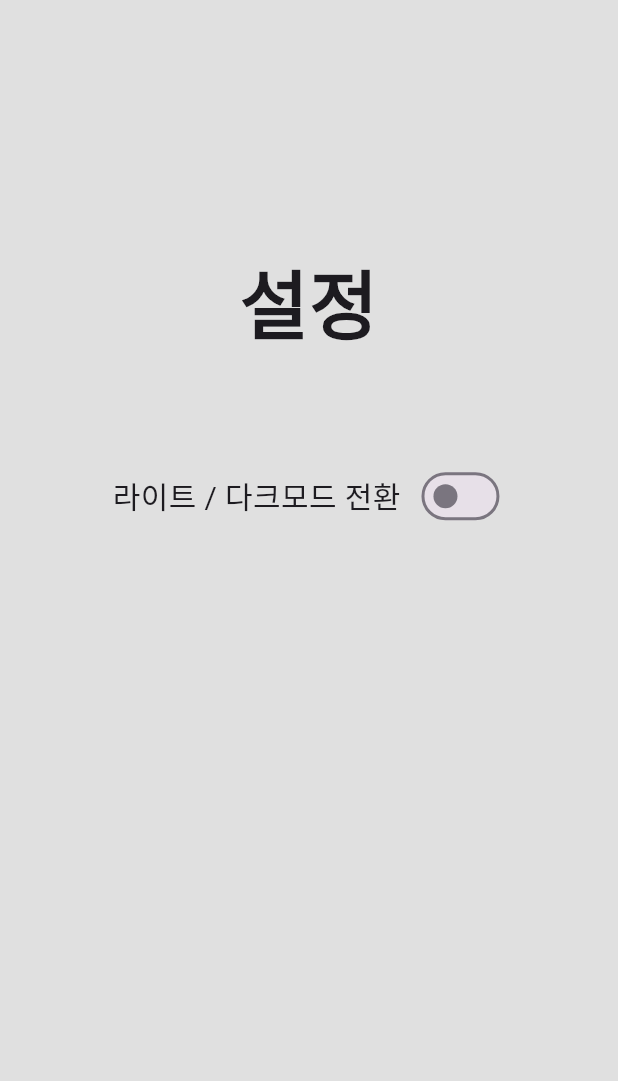
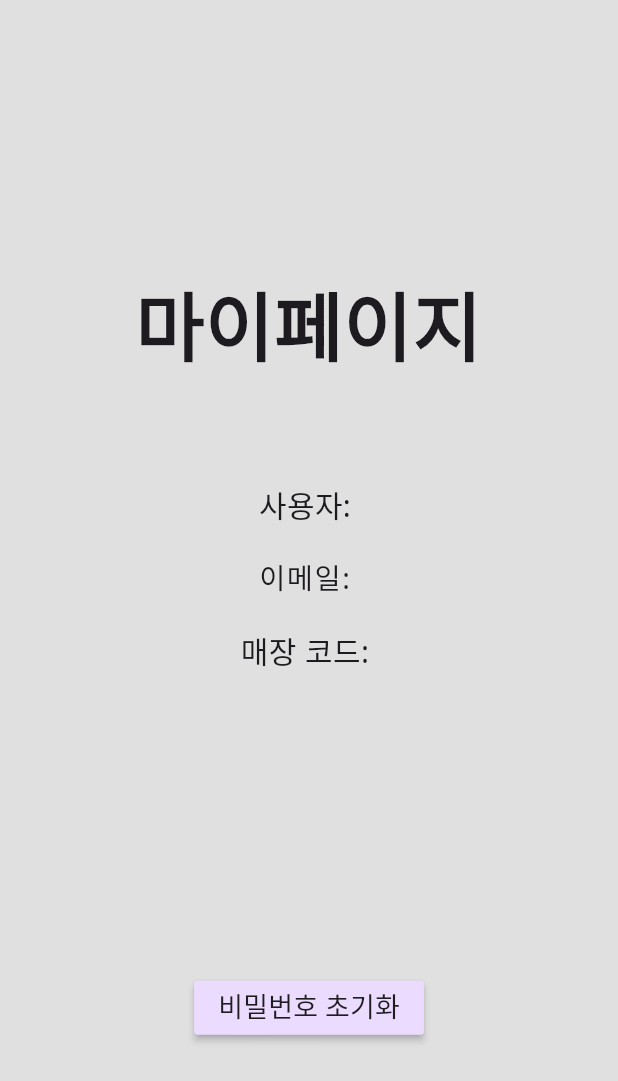
Before and after one commit to Carcassi0/ToyProject_1, a Flutter app: the screen it shows once a user with an empty profile is signed in, in the side drawer, after a tap on "마이페이지", on a phone screen of 412 x 824 dp. Shown: the top 1081 px of the screen. Run offline on Flutter 3.47's test engine with Material 3 defaults, Android fonts, the phone set to English and light mode, and no system bars; our stand-ins replace camera, cloud_firestore, csv, firebase_auth, firebase_core, firebase_storage and 7 more; accounts and stored records are empty; network calls fail; statements that could not run were skipped.

Commit message:
1. csv 파일 업데이트 기능 추가 2. 마이페이지 추가

```diff
--- a/lib/dataUpdate.dart
+++ b/lib/dataUpdate.dart
@@ -4,9 +4,9 @@ import 'package:firebase_storage/firebase_storage.dart';
 import 'package:path_provider/path_provider.dart';
 import 'package:csv/csv.dart';
 
-void downloadCSV() async {
-  // Firebase Storage에서 파일 다운로드
-  // Firebase Storage에서 파일 참조할 때는 폴더명 필요 없음. 원래 폴더가 하나인 구조인데, 콘솔에서 나누어 볼 수 있는 것.
+Future<void> downloadCSV() async {
+  print('CSV 다운로드 중...');
+
   final now = DateTime.now();
 
   final ref = FirebaseStorage.instance.ref().child('${now.year}${now.month.toString().padLeft(2, '0')}${now.day.toString().padLeft(2, '0')}.csv');
@@ -20,4 +20,5 @@ void downloadCSV() async {
   final file = File('${dir.path}/$formattedDate.csv');
   await file.writeAsBytes(bytes as List<int>);
 
+  print('다운로드 완료!');
 }
--- a/lib/homePage.dart
+++ b/lib/homePage.dart
@@ -1,6 +1,8 @@
 import 'dart:core';
 import 'dart:async';
+import 'dart:io';
 import 'dart:math';
+import 'package:doitflutter/myPage.dart';
 import 'package:doitflutter/settingPage.dart';
 import 'package:google_maps_flutter/google_maps_flutter.dart';
 import 'package:intl/intl.dart';
@@ -19,6 +21,9 @@ import 'package:google_fonts/google_fonts.dart';
 
 
 
+
+
+
 class MyHomePage extends StatefulWidget {
   @override
   _MyHomePageState createState() => _MyHomePageState();
@@ -31,14 +36,32 @@ class _MyHomePageState extends State<MyHomePage> {
   final LatLng _center = const LatLng(37.285172, 127.065014);
   late List<StoreInfo> todayStoreInfos = [];
 
+  final dir = getApplicationDocumentsDirectory();
+  final fileformattedDate =
+      '${DateTime.now().year}${DateTime.now().month.toString().padLeft(2, '0')}${DateTime.now().day.toString().padLeft(2, '0')}';
+
   @override
   void initState() {
     super.initState();
     _picker = ImagePicker();
-    _readStoreInfoFromCSV("assets/baseData.csv");
+    initPath();
   }
 
+  void initPath() async {
+    final dir = await getApplicationDocumentsDirectory();
+    final filePath = '${dir.path}/$fileformattedDate.csv';
+    // 파일 존재 여부 확인
+    while (!await File(filePath).exists()) {
+      await Future.delayed(Duration(seconds: 1));
+      print('파일이 존재하지 않습니다. 1초 후 다시 확인합니다.');
+    }
+
+    await _readStoreInfoFromCSV(filePath);
+  }
+
+
   Future<void> _readStoreInfoFromCSV(String filePath) async {
+    print('csv 불러오는 중');
     final csvContent = await rootBundle.loadString(filePath);
     final List<List<dynamic>> csvData = const CsvToListConverter().convert(csvContent);
     final List<List<dynamic>> coordinates = csvData.skip(1).toList();
@@ -71,6 +94,7 @@ class _MyHomePageState extends State<MyHomePage> {
         todayStoreInfos.add(storeInfo);
       }
     }
+    print('csv 불러오기 완료');
 
     setState(() {});
   }
@@ -88,7 +112,7 @@ class _MyHomePageState extends State<MyHomePage> {
     // 시간
     final now = DateTime.now();
     DateTime twoDaysAgo = now.subtract(Duration(days: 2));
-    String formattedDate = DateFormat('yyyy.M.d').format(twoDaysAgo);
+    String sformattedDate = DateFormat('yyyy.M.d').format(twoDaysAgo);
 
     // 기기 대응
     double height, width;
@@ -152,7 +176,7 @@ class _MyHomePageState extends State<MyHomePage> {
                   onTap: () {
                     Navigator.push(
                       context,
-                      MaterialPageRoute(builder: (context) => const settingPage()),
+                      MaterialPageRoute(builder: (context) => const myPage()),
                     );
                   },
                 ),
@@ -273,7 +297,7 @@ class _MyHomePageState extends State<MyHomePage> {
                         mainAxisAlignment: MainAxisAlignment.center,
                         crossAxisAlignment: CrossAxisAlignment.center,
                         children: [
-                          Text('${formattedDate} 기준 신규 폐업 사업장 ', style: GoogleFonts.notoSans(fontSize: 18, color: Colors.white, fontWeight: FontWeight.w500), ),
+                          Text('${sformattedDate} 기준 신규 폐업 사업장 ', style: GoogleFonts.notoSans(fontSize: 18, color: Colors.white, fontWeight: FontWeight.w500), ),
                           Icon(Icons.store_rounded, size: 25,color: Colors.white),
                           Text(': ${todayStoreInfos.length}', style: GoogleFonts.notoSans(fontSize: 23, color: Colors.white, fontWeight: FontWeight.w500), )
                           // 오늘 날짜 기준 이틀 전의 데이터 개수로 대입
--- a/lib/main.dart
+++ b/lib/main.dart
@@ -14,12 +14,30 @@ import 'package:path/path.dart';
 import 'package:provider/provider.dart';
 import 'user/authPage.dart';
 import 'theme/theme.dart';
+import 'package:shared_preferences/shared_preferences.dart';
 
 
 void main() async { // firebase를 통해 접속하려면 async 필요
   WidgetsFlutterBinding.ensureInitialized();
   await Firebase.initializeApp();
-  downloadCSV();
+
+  // 파이어베이스 스토리지에서 csv 파일 다운로드
+  final prefs = await SharedPreferences.getInstance();
+  final lastRun = prefs.getString('lastRun');
+  final today = DateTime.now().toIso8601String().substring(0, 10);
+  await downloadCSV();
+
+  // if (lastRun == null) {
+  //   prefs.setString('lastRun', today);
+  // }
+  // if (lastRun == today) {
+  //   // 09시 30분 이후인지 확인
+  //   final now = DateTime.now();
+  //   if (now.hour >= 9 && now.minute >= 30) {
+  //     await downloadCSV();
+  //     prefs.setString('lastRun', today);
+  //   }
+  // }
 
   runApp(
     ChangeNotifierProvider(
--- a/lib/map/googleMaps.dart
+++ b/lib/map/googleMaps.dart
@@ -1,6 +1,7 @@
 
 import 'dart:async';
 import 'package:doitflutter/menuPopOver.dart';
+import 'package:path_provider/path_provider.dart';
 import 'package:provider/provider.dart';
 import 'package:flutter/material.dart';
 import 'package:flutter/rendering.dart';
@@ -34,6 +35,9 @@ class _GoogleMapsState extends State<GoogleMaps> {
   final now = DateTime.now();
   double _currentZoom = 13.0;
   String? _darkMapStyle;
+  final dir = getApplicationDocumentsDirectory();
+  final fileformattedDate =
+      '${DateTime.now().year}${DateTime.now().month.toString().padLeft(2, '0')}${DateTime.now().day.toString().padLeft(2, '0')}';
 
 
   Set<Marker> _buildMarkers() {
@@ -97,7 +101,8 @@ class _GoogleMapsState extends State<GoogleMaps> {
 
   Future<void> _loadMarkersFromCSV() async {
     try {
-      final csvFilePath = "assets/baseData.csv";
+      final dir = await getApplicationDocumentsDirectory();
+      final csvFilePath = "${dir.path}/$fileformattedDate.csv";
       final coordinates = await readCoordinatesFromCSV(csvFilePath);
       print("Parsed coordinates from CSV: $coordinates"); // 데이터 파싱 확인을 위한 출력
       setState(() {
--- a/lib/map/mapScreen.dart
+++ b/lib/map/mapScreen.dart
@@ -15,6 +15,7 @@ import 'package:camera/camera.dart';
 import 'package:doitflutter/camera.dart';
 import 'package:path/path.dart' show join;
 import 'package:intl/intl.dart';
+import 'dart:io';
 
 class MyMapScreen extends StatefulWidget {
   const MyMapScreen({Key? key});
@@ -27,6 +28,9 @@ class _MyMapScreenState extends State<MyMapScreen> {
   String? get docId => '02cA590Y5VJmUMNhHHuj';
 
   late List<StoreInfo> storeInfos = [];
+  final dir = getApplicationDocumentsDirectory();
+  final fileformattedDate =
+      '${DateTime.now().year}${DateTime.now().month.toString().padLeft(2, '0')}${DateTime.now().day.toString().padLeft(2, '0')}';
 
   Future<List<List<dynamic>>> readCoordinatesFromCSV(String filePath) async {
     final csvContent = await rootBundle.loadString(filePath);
@@ -41,6 +45,8 @@ class _MyMapScreenState extends State<MyMapScreen> {
   late Future<void> _initializeControllerFuture;
   late ImagePicker _picker;
   XFile? _image;
+  late String _filePath = '';
+
 
 
   @override
@@ -48,8 +54,22 @@ class _MyMapScreenState extends State<MyMapScreen> {
     super.initState();
     _initializeCamera();
     _picker = ImagePicker();
-    _readStoreInfoFromCSV("assets/baseData.csv");
+    initPath();
   }
+
+  void initPath() async {
+    final dir = await getApplicationDocumentsDirectory();
+    _filePath = '${dir.path}/$fileformattedDate.csv';
+    final fileExists = await File(_filePath).exists();
+    if (fileExists) {
+      setState(() {}); // FutureBuilder를 갱신하기 위해 상태를 업데이트합니다.
+    } else {
+      print('파일이 존재하지 않습니다. 1초 후 다시 확인합니다.');
+      await Future.delayed(Duration(seconds: 1));
+    }
+    await _readStoreInfoFromCSV(_filePath);
+  }
+
 
 
 
@@ -173,7 +193,7 @@ class _MyMapScreenState extends State<MyMapScreen> {
                     top: true,
                     bottom: false,
                     child: FutureBuilder<List<List<dynamic>>>(
-                      future: readCoordinatesFromCSV("assets/baseData.csv"), // 여기에 파일 경로 입력
+                      future: readCoordinatesFromCSV(_filePath),// 여기에 파일 경로 입력
                       builder: (context, snapshot) {
                         if (snapshot.connectionState == ConnectionState.waiting) {
                           return const Center(child: CircularProgressIndicator());
--- /dev/null
+++ b/lib/myPage.dart
@@ -0,0 +1,140 @@
+import 'package:cloud_firestore/cloud_firestore.dart';
+import 'package:doitflutter/user/forgotpwPage.dart';
+import 'package:firebase_auth/firebase_auth.dart';
+import 'package:flutter/material.dart';
+import 'package:google_fonts/google_fonts.dart';
+import 'package:provider/provider.dart';
+import 'theme/theme.dart';
+import 'theme/themeProvider.dart';
+
+class myPage extends StatelessWidget {
+  const myPage({super.key});
+
+  @override
+  Future<String> _getUserName() async {
+    final user = FirebaseAuth.instance.currentUser;
+    final email = user?.email;
+
+    final snapshot = await FirebaseFirestore.instance
+        .collection('users')
+        .where('email', isEqualTo: email)
+        .get();
+    if (snapshot.docs.isNotEmpty){
+      final lastName = snapshot.docs.first['last name'];
+      final firstName = snapshot.docs.first['first name'];
+      return '$lastName$firstName';
+    } else {
+      return 'Unknown User';
+    }
+  }
+
+  Future<String> _getUserStoreId() async {
+    final user = FirebaseAuth.instance.currentUser;
+    final email = user?.email;
+
+    final snapshot = await FirebaseFirestore.instance
+        .collection('users')
+        .where('email', isEqualTo: email)
+        .get();
+    if (snapshot.docs.isNotEmpty){
+      final storeCode = snapshot.docs.first['store code'];
+      return '$storeCode';
+    } else {
+      return 'Unknown User';
+    }
+  }
+
+  Widget build(BuildContext context) {
+
+    double height, width;
+    height = MediaQuery.of(context).size.height;
+    width = MediaQuery.of(context).size.width;
+    final user = FirebaseAuth.instance.currentUser!;
+
+    return Scaffold(
+      backgroundColor: Theme.of(context).colorScheme.background,
+      body: Center(
+        child: Column(
+          crossAxisAlignment: CrossAxisAlignment.start,
+          children: [
+            SizedBox(height: height * 0.2),
+
+            Container(
+                child: Padding(
+                  padding: const EdgeInsets.all(15.0),
+                  child: Column(
+                    crossAxisAlignment: CrossAxisAlignment.center,
+                    children: [
+
+                      Text(
+                        '마이페이지',
+                        style: GoogleFonts.notoSans(fontSize: 50, fontWeight: FontWeight.bold),),
+
+                      SizedBox(height: 70),
+
+                      FutureBuilder(
+                        future: _getUserName(),
+                        builder: (context, snapshot) {
+                          if (snapshot.connectionState == ConnectionState.waiting) {
+                            return const CircularProgressIndicator();
+                          } else if (snapshot.hasError) {
+                            return Text('Error: ${snapshot.error}');
+                          } else {
+                            return Text(
+                                '사용자: ${snapshot.data}',
+                                style: GoogleFonts.notoSans(fontSize: 20)
+                            );
+                          }
+                          },
+                      ),
+
+                      SizedBox(height: 20),
+
+                      Text(
+                          '이메일: ${user.email!}',
+                          style: GoogleFonts.notoSans(
+                            fontSize: 19,
+                            fontWeight: FontWeight.w400,
+                            letterSpacing: 1,)),
+
+                      SizedBox(height: 20),
+
+                      FutureBuilder(
+                        future: _getUserStoreId(),
+                        builder: (context, snapshot) {
+                          if (snapshot.connectionState == ConnectionState.waiting) {
+                            return const CircularProgressIndicator();
+                          } else if (snapshot.hasError) {
+                            return Text('Error: ${snapshot.error}');
+                          } else {
+                            return Text(
+                                '매장 코드: ${snapshot.data}',
+                                style: GoogleFonts.notoSans(fontSize: 20)
+                            );}},),
+
+                      SizedBox(height: 200),
+
+                      MaterialButton(
+                          onPressed: () {
+                            Navigator.push(
+                              context,
+                              MaterialPageRoute(builder: (context) => const ForgotPasswordPage()),
+                            );
+                          },
+                          child: Text('비밀번호 초기화',style: TextStyle(fontSize: 18),),
+                          color: Theme.of(context).colorScheme.primaryContainer
+                      )
+                    ],
+                  ),
+                )
+            ),
+
+
+          ],
+        ),
+      ),
+    );
+
+
+  }
+}
--- a/lib/user/forgotpwPage.dart
+++ b/lib/user/forgotpwPage.dart
@@ -71,15 +71,15 @@ class _ForgotPasswordPageState extends State<ForgotPasswordPage> {
                 controller: _emailController,
                 decoration: InputDecoration(
                   enabledBorder: OutlineInputBorder(
-                    borderSide: BorderSide(color: Theme.of(context).colorScheme.primaryContainer ),
+                    borderSide: BorderSide(color: Theme.of(context).colorScheme.primary ),
                     borderRadius: BorderRadius.circular(20)
                   ),
                   focusedBorder: OutlineInputBorder(
-                      borderSide: BorderSide(color: Theme.of(context).colorScheme.primaryContainer ),
+                      borderSide: BorderSide(color: Theme.of(context).colorScheme.primary ),
                       borderRadius: BorderRadius.circular(20)
                   ),
                   hintText: 'Email', hintStyle: TextStyle(fontSize: 18),
-                  fillColor: Theme.of(context).colorScheme.primaryContainer,
+                  fillColor: Theme.of(context).colorScheme.primary,
                   filled: true
                 ),
               ),
@@ -89,7 +89,7 @@ class _ForgotPasswordPageState extends State<ForgotPasswordPage> {
             MaterialButton(
               onPressed: passwordReset,
               child: Text('비밀번호 초기화',style: TextStyle(fontSize: 18),),
-              color: Theme.of(context).colorScheme.onPrimary
+              color: Theme.of(context).colorScheme.primaryContainer
             )
           ],
         ),
--- a/pubspec.yaml
+++ b/pubspec.yaml
@@ -56,6 +56,7 @@ dependencies:
   location: ^5.0.3
   popover: ^0.3.0
   intl: ^0.19.0
+  shared_preferences: ^2.2.2
 
 
 dev_dependencies:
```
Also changed, not shown: pubspec.lock, 1 other file.
